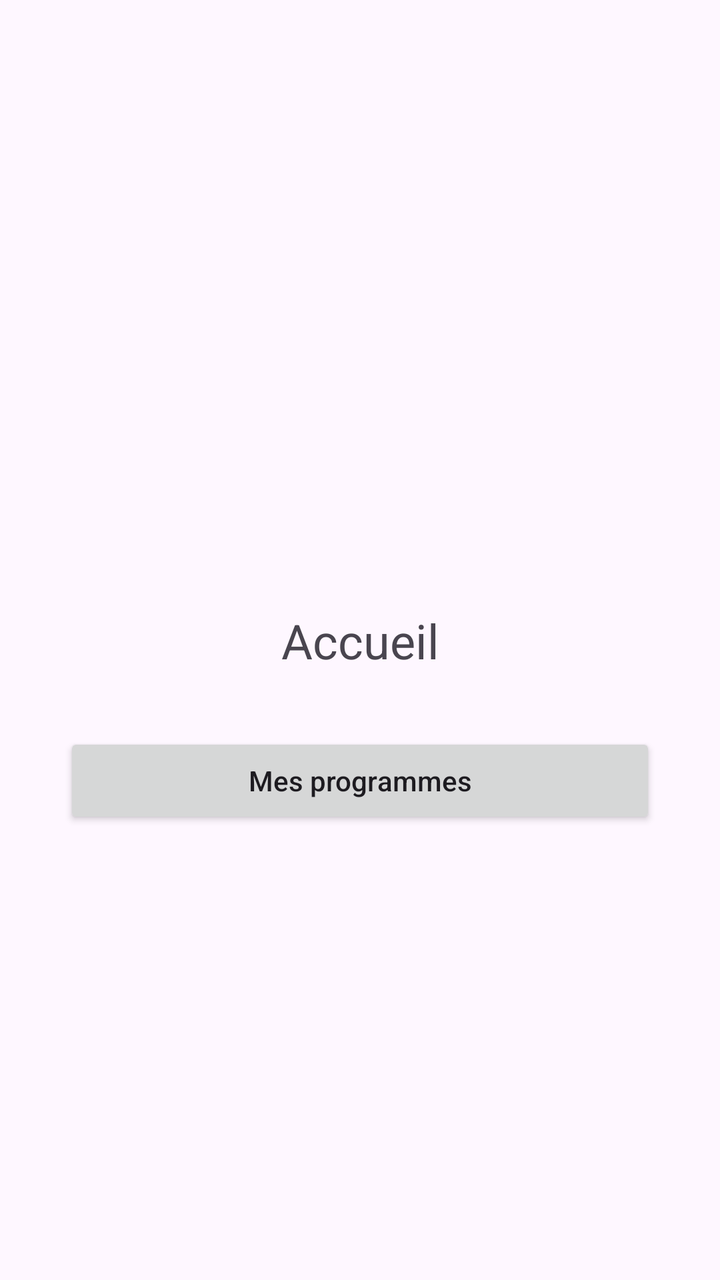
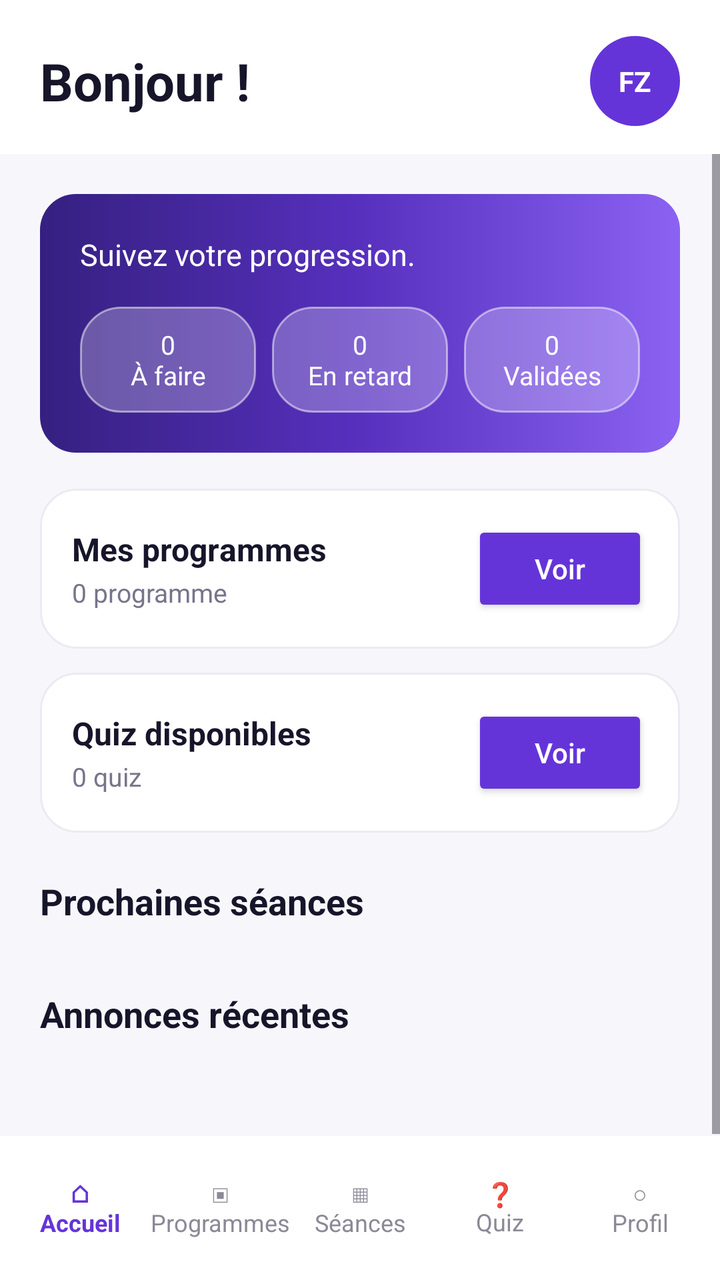

Screens rendered from an Android XML layout before and after an edit, with the pre-edit source and the edit as a unified diff.
<!-- AndroidManifest.xml: application theme Theme.Ramzi_mike_bryanfitzone -->
<!-- res/layout/activity_accueil.xml -->
<?xml version="1.0" encoding="utf-8"?>
<androidx.constraintlayout.widget.ConstraintLayout xmlns:android="http://schemas.android.com/apk/res/android"
    xmlns:app="http://schemas.android.com/apk/res-auto"
    android:layout_width="match_parent"
    android:layout_height="match_parent">

    <TextView
        android:id="@+id/texte_titre_accueil"
        android:layout_width="wrap_content"
        android:layout_height="wrap_content"
        android:text="Accueil"
        android:textSize="24sp"
        app:layout_constraintTop_toTopOf="parent"
        app:layout_constraintStart_toStartOf="parent"
        app:layout_constraintEnd_toEndOf="parent"
        app:layout_constraintBottom_toBottomOf="parent" />

    <Button
        android:id="@+id/bouton_programmes"
        android:layout_width="0dp"
        android:layout_height="wrap_content"
        android:layout_marginStart="32dp"
        android:layout_marginEnd="32dp"
        android:layout_marginTop="30dp"
        android:text="Mes programmes"
        android:textAllCaps="false"
        app:layout_constraintTop_toBottomOf="@id/texte_titre_accueil"
        app:layout_constraintStart_toStartOf="parent"
        app:layout_constraintEnd_toEndOf="parent" />

</androidx.constraintlayout.widget.ConstraintLayout>
<!-- resources referenced by this layout -->
<resources>
  <style name="Theme.Ramzi_mike_bryanfitzone" parent="Base.Theme.Ramzi_mike_bryanfitzone" />
  <style name="Base.Theme.Ramzi_mike_bryanfitzone" parent="Theme.Material3.DayNight.NoActionBar">
          
          
      </style>
</resources>

<!-- the commit's change to res/layout/activity_accueil.xml (unified diff, before → after) -->
@@ -1,31 +1,336 @@
 <?xml version="1.0" encoding="utf-8"?>
-<androidx.constraintlayout.widget.ConstraintLayout xmlns:android="http://schemas.android.com/apk/res/android"
-    xmlns:app="http://schemas.android.com/apk/res-auto"
+<LinearLayout
+    xmlns:android="http://schemas.android.com/apk/res/android"
     android:layout_width="match_parent"
-    android:layout_height="match_parent">
-
-    <TextView
-        android:id="@+id/texte_titre_accueil"
-        android:layout_width="wrap_content"
+    android:layout_height="match_parent"
+    android:orientation="vertical"
+    android:background="#F7F7FB">
+
+    
+    <LinearLayout
+        android:layout_width="match_parent"
         android:layout_height="wrap_content"
-        android:text="Accueil"
-        android:textSize="24sp"
-        app:layout_constraintTop_toTopOf="parent"
-        app:layout_constraintStart_toStartOf="parent"
-        app:layout_constraintEnd_toEndOf="parent"
-        app:layout_constraintBottom_toBottomOf="parent" />
-
-    <Button
-        android:id="@+id/bouton_programmes"
-        android:layout_width="0dp"
-        android:layout_height="wrap_content"
-        android:layout_marginStart="32dp"
-        android:layout_marginEnd="32dp"
-        android:layout_marginTop="30dp"
-        android:text="Mes programmes"
-        android:textAllCaps="false"
-        app:layout_constraintTop_toBottomOf="@id/texte_titre_accueil"
-        app:layout_constraintStart_toStartOf="parent"
-        app:layout_constraintEnd_toEndOf="parent" />
-
-</androidx.constraintlayout.widget.ConstraintLayout>
+        android:orientation="horizontal"
+        android:gravity="center_vertical"
+        android:paddingStart="20dp"
+        android:paddingTop="18dp"
+        android:paddingEnd="20dp"
+        android:paddingBottom="14dp"
+        android:background="#FFFFFF">
+
+        <TextView
+            android:id="@+id/texteBonjour"
+            android:layout_width="0dp"
+            android:layout_height="wrap_content"
+            android:layout_weight="1"
+            android:text="Bonjour !"
+            android:textColor="#17152A"
+            android:textSize="26sp"
+            android:textStyle="bold"/>
+
+        <TextView
+            android:layout_width="45dp"
+            android:layout_height="45dp"
+            android:gravity="center"
+            android:text="FZ"
+            android:textColor="#FFFFFF"
+            android:textStyle="bold"
+            android:background="@drawable/bg_cercle_violet"/>
+
+    </LinearLayout>
+
+    
+    <ScrollView
+        android:layout_width="match_parent"
+        android:layout_height="0dp"
+        android:layout_weight="1"
+        android:fillViewport="true">
+
+        <LinearLayout
+            android:layout_width="match_parent"
+            android:layout_height="wrap_content"
+            android:orientation="vertical"
+            android:padding="20dp">
+
+            
+            <LinearLayout
+                android:layout_width="match_parent"
+                android:layout_height="wrap_content"
+                android:orientation="vertical"
+                android:padding="20dp"
+                android:background="@drawable/bg_banniere_violette">
+
+                <TextView
+                    android:id="@+id/texteResumeStatut"
+                    android:layout_width="match_parent"
+                    android:layout_height="wrap_content"
+                    android:text="Suivez votre progression."
+                    android:textColor="#FFFFFF"
+                    android:textSize="15sp"/>
+
+                <LinearLayout
+                    android:layout_width="match_parent"
+                    android:layout_height="wrap_content"
+                    android:orientation="horizontal"
+                    android:layout_marginTop="16dp">
+
+                    <TextView
+                        android:id="@+id/texteNbAFaire"
+                        android:layout_width="0dp"
+                        android:layout_height="wrap_content"
+                        android:layout_weight="1"
+                        android:gravity="center"
+                        android:paddingTop="10dp"
+                        android:paddingBottom="10dp"
+                        android:text="0\nÀ faire"
+                        android:textColor="#FFFFFF"
+                        android:textSize="13sp"
+                        android:background="@drawable/bg_badge_blanc_transparent"/>
+
+                    <TextView
+                        android:id="@+id/texteNbEnRetard"
+                        android:layout_width="0dp"
+                        android:layout_height="wrap_content"
+                        android:layout_weight="1"
+                        android:layout_marginStart="8dp"
+                        android:gravity="center"
+                        android:paddingTop="10dp"
+                        android:paddingBottom="10dp"
+                        android:text="0\nEn retard"
+                        android:textColor="#FFFFFF"
+                        android:textSize="13sp"
+                        android:background="@drawable/bg_badge_blanc_transparent"/>
+
+                    <TextView
+                        android:id="@+id/texteNbValidees"
+                        android:layout_width="0dp"
+                        android:layout_height="wrap_content"
+                        android:layout_weight="1"
+                        android:layout_marginStart="8dp"
+                        android:gravity="center"
+                        android:paddingTop="10dp"
+                        android:paddingBottom="10dp"
+                        android:text="0\nValidées"
+                        android:textColor="#FFFFFF"
+                        android:textSize="13sp"
+                        android:background="@drawable/bg_badge_blanc_transparent"/>
+
+                </LinearLayout>
+
+            </LinearLayout>
+
+            
+            <LinearLayout
+                android:layout_width="match_parent"
+                android:layout_height="wrap_content"
+                android:orientation="horizontal"
+                android:gravity="center_vertical"
+                android:layout_marginTop="18dp"
+                android:padding="16dp"
+                android:background="@drawable/bg_carte">
+
+                <LinearLayout
+                    android:layout_width="0dp"
+                    android:layout_height="wrap_content"
+                    android:layout_weight="1"
+                    android:orientation="vertical">
+
+                    <TextView
+                        android:layout_width="wrap_content"
+                        android:layout_height="wrap_content"
+                        android:text="Mes programmes"
+                        android:textColor="#17152A"
+                        android:textSize="16sp"
+                        android:textStyle="bold"/>
+
+                    <TextView
+                        android:id="@+id/texteNbProgrammes"
+                        android:layout_width="wrap_content"
+                        android:layout_height="wrap_content"
+                        android:layout_marginTop="2dp"
+                        android:text="0 programme"
+                        android:textColor="#77758A"
+                        android:textSize="13sp"/>
+
+                </LinearLayout>
+
+                <Button
+                    android:id="@+id/boutonProgrammes"
+                    android:layout_width="wrap_content"
+                    android:layout_height="wrap_content"
+                    android:text="Voir"
+                    android:textAllCaps="false"
+                    android:textColor="#FFFFFF"
+                    android:backgroundTint="#6534D9"/>
+
+            </LinearLayout>
+
+            
+            <LinearLayout
+                android:layout_width="match_parent"
+                android:layout_height="wrap_content"
+                android:orientation="horizontal"
+                android:gravity="center_vertical"
+                android:layout_marginTop="12dp"
+                android:padding="16dp"
+                android:background="@drawable/bg_carte">
+
+                <LinearLayout
+                    android:layout_width="0dp"
+                    android:layout_height="wrap_content"
+                    android:layout_weight="1"
+                    android:orientation="vertical">
+
+                    <TextView
+                        android:layout_width="wrap_content"
+                        android:layout_height="wrap_content"
+                        android:text="Quiz disponibles"
+                        android:textColor="#17152A"
+                        android:textSize="16sp"
+                        android:textStyle="bold"/>
+
+                    <TextView
+                        android:id="@+id/texteNbQuiz"
+                        android:layout_width="wrap_content"
+                        android:layout_height="wrap_content"
+                        android:layout_marginTop="2dp"
+                        android:text="0 quiz"
+                        android:textColor="#77758A"
+                        android:textSize="13sp"/>
+
+                </LinearLayout>
+
+                <Button
+                    android:id="@+id/boutonQuiz"
+                    android:layout_width="wrap_content"
+                    android:layout_height="wrap_content"
+                    android:text="Voir"
+                    android:textAllCaps="false"
+                    android:textColor="#FFFFFF"
+                    android:backgroundTint="#6534D9"/>
+
+            </LinearLayout>
+
+            
+            <TextView
+                android:layout_width="wrap_content"
+                android:layout_height="wrap_content"
+                android:layout_marginTop="22dp"
+                android:text="Prochaines séances"
+                android:textColor="#17152A"
+                android:textSize="18sp"
+                android:textStyle="bold"/>
+
+            <LinearLayout
+                android:id="@+id/containerSeances"
+                android:layout_width="match_parent"
+                android:layout_height="wrap_content"
+                android:orientation="vertical"
+                android:layout_marginTop="10dp"/>
+
+            <TextView
+                android:id="@+id/texteAucuneSeance"
+                android:layout_width="match_parent"
+                android:layout_height="wrap_content"
+                android:layout_marginTop="10dp"
+                android:text="Aucune séance à venir."
+                android:textColor="#77758A"
+                android:textSize="14sp"
+                android:visibility="gone"/>
+
+            
+            <TextView
+                android:layout_width="wrap_content"
+                android:layout_height="wrap_content"
+                android:layout_marginTop="22dp"
+                android:text="Annonces récentes"
+                android:textColor="#17152A"
+                android:textSize="18sp"
+                android:textStyle="bold"/>
+
+            <LinearLayout
+                android:id="@+id/containerAnnonces"
+                android:layout_width="match_parent"
+                android:layout_height="wrap_content"
+                android:orientation="vertical"
+                android:layout_marginTop="10dp"
+                android:layout_marginBottom="20dp"/>
+
+            <TextView
+                android:id="@+id/texteAucuneAnnonce"
+                android:layout_width="match_parent"
+                android:layout_height="wrap_content"
+                android:layout_marginTop="10dp"
+                android:layout_marginBottom="20dp"
+                android:text="Aucune annonce pour le moment."
+                android:textColor="#77758A"
+                android:textSize="14sp"
+                android:visibility="gone"/>
+
+        </LinearLayout>
+
+    </ScrollView>
+
+    
+    <LinearLayout
+        android:layout_width="match_parent"
+        android:layout_height="72dp"
+        android:orientation="horizontal"
+        android:gravity="center"
+        android:padding="5dp"
+        android:background="#FFFFFF">
+
+        <TextView
+            android:id="@+id/navAccueil"
+            android:layout_width="0dp"
+            android:layout_height="match_parent"
+            android:layout_weight="1"
+            android:gravity="center"
+            android:text="⌂&#10;Accueil"
+            android:textColor="#6534D9"
+            android:textSize="12sp"
+            android:textStyle="bold"/>
+
+        <TextView
+            android:id="@+id/navProgrammes"
+            android:layout_width="0dp"
+            android:layout_height="match_parent"
+            android:layout_weight="1"
+            android:gravity="center"
+            android:text="▣&#10;Programmes"
+            android:textColor="#8B8997"
+            android:textSize="12sp"/>
+
+        <TextView
+            android:id="@+id/navSeances"
+            android:layout_width="0dp"
+            android:layout_height="match_parent"
+            android:layout_weight="1"
+            android:gravity="center"
+            android:text="▦&#10;Séances"
+            android:textColor="#8B8997"
+            android:textSize="12sp"/>
+
+        <TextView
+            android:id="@+id/navQuiz"
+            android:layout_width="0dp"
+            android:layout_height="match_parent"
+            android:layout_weight="1"
+            android:gravity="center"
+            android:text="❓&#10;Quiz"
+            android:textColor="#8B8997"
+            android:textSize="12sp"/>
+
+        <TextView
+            android:id="@+id/navProfil"
+            android:layout_width="0dp"
+            android:layout_height="match_parent"
+            android:layout_weight="1"
+            android:gravity="center"
+            android:text="○&#10;Profil"
+            android:textColor="#8B8997"
+            android:textSize="12sp"/>
+
+    </LinearLayout>
+
+</LinearLayout>
<!-- resource entries referenced after the edit -->
@@ -1,5 +1,55 @@
 <!-- resources referenced by this layout -->
 <resources>
+  <!-- drawable bg_badge_blanc_transparent (drawable) -->
+  <?xml version="1.0" encoding="utf-8"?>
+  <shape xmlns:android="http://schemas.android.com/apk/res/android"
+      android:shape="rectangle">
+  
+      <solid android:color="#40FFFFFF"/>
+  
+      <corners android:radius="20dp"/>
+  
+      <stroke
+          android:width="1dp"
+          android:color="#80FFFFFF"/>
+  
+  </shape>
+  <!-- drawable bg_banniere_violette (drawable) -->
+  <?xml version="1.0" encoding="utf-8"?>
+  <shape xmlns:android="http://schemas.android.com/apk/res/android"
+      android:shape="rectangle">
+  
+      <gradient
+          android:angle="0"
+          android:startColor="#352080"
+          android:centerColor="#5730BE"
+          android:endColor="#8B62F2"/>
+  
+      <corners android:radius="18dp"/>
+  
+  </shape>
+  <!-- drawable bg_carte (drawable) -->
+  <?xml version="1.0" encoding="utf-8"?>
+  <shape xmlns:android="http://schemas.android.com/apk/res/android"
+      android:shape="rectangle">
+  
+      <solid android:color="#FFFFFF"/>
+  
+      <corners android:radius="18dp"/>
+  
+      <stroke
+          android:width="1dp"
+          android:color="#ECEAF2"/>
+  
+  </shape>
+  <!-- drawable bg_cercle_violet (drawable) -->
+  <?xml version="1.0" encoding="utf-8"?>
+  <shape xmlns:android="http://schemas.android.com/apk/res/android"
+      android:shape="oval">
+  
+      <solid android:color="#6534D9"/>
+  
+  </shape>
   <style name="Theme.Ramzi_mike_bryanfitzone" parent="Base.Theme.Ramzi_mike_bryanfitzone" />
   <style name="Base.Theme.Ramzi_mike_bryanfitzone" parent="Theme.Material3.DayNight.NoActionBar">
           
